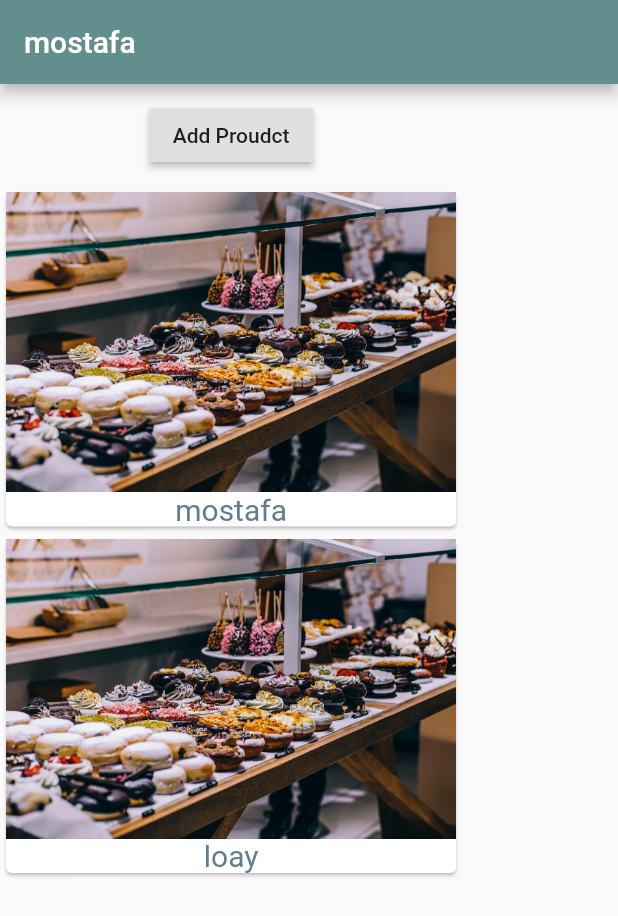
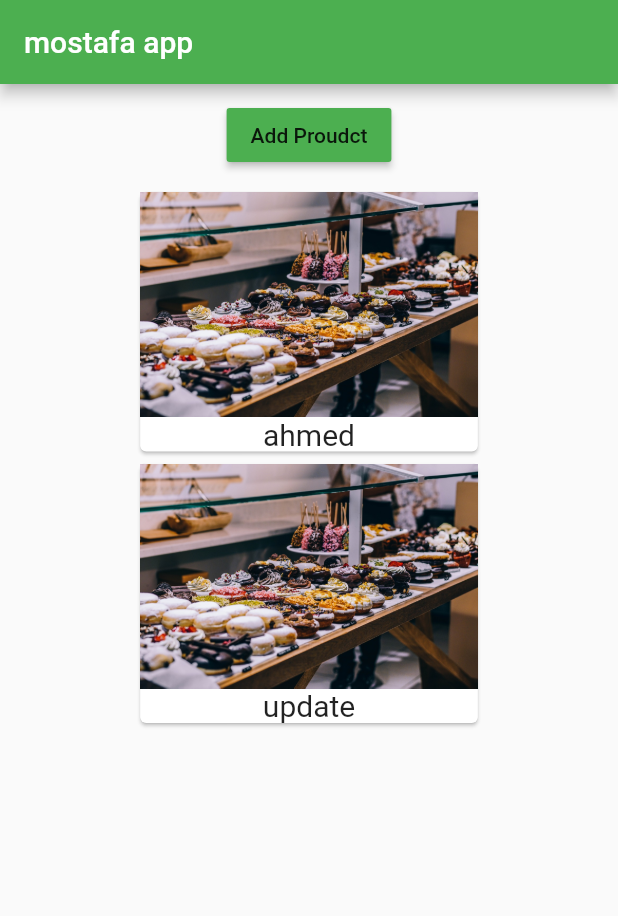
Before and after one commit to mostafaloay/flutter, a Flutter app: the screen it shows after launch, after a tap on "Add Proudct", on a phone screen of 412 x 824 dp. Shown: the top 916 px of the screen. Run offline on Flutter 3.47's test engine with Material 2 defaults, Android fonts, the phone set to English and light mode, and no system bars.

Commit message:
end module 1_2

```diff
--- /dev/null
+++ b/lib/Product_Control.dart
@@ -0,0 +1,18 @@
+import 'package:flutter/material.dart';
+
+class ProductControl extends StatelessWidget {
+
+  final  Function _updatetheproduct;
+  ProductControl(this._updatetheproduct);
+
+  @override
+  Widget build(BuildContext context) {
+    return RaisedButton(
+      color: Theme.of(context).primaryColor,
+      child: Text("Add Proudct"),
+      onPressed: () {
+        _updatetheproduct("update");
+      },
+    );
+  }
+}
--- a/lib/main.dart
+++ b/lib/main.dart
@@ -1,4 +1,5 @@
 import 'package:flutter/material.dart';
+import 'package:flutter_app/product_manger.dart';
 
 main() {
   runApp(MyApp());
@@ -7,47 +8,22 @@ main() {
 class MyApp extends StatefulWidget {
   @override
   State<StatefulWidget> createState() {
-    // TODO: implement createState
     return _MyAppState();
   }
 }
 
 class _MyAppState extends State<MyApp> {
-  List<String> _p = ["mostafa","loay"];
   @override
   build(BuildContext context) {
-    return MaterialApp(
-      debugShowCheckedModeBanner: false,
-      home: Scaffold(
-          appBar: AppBar(
-            title: Text('mostafa'),
-            backgroundColor: Color.fromARGB(255, 99, 142, 142),
-          ),
-          body: Column(
-            children: <Widget>[
-              Container(
-                margin: EdgeInsets.all(10),
-                child: RaisedButton(
-                  child: Text("Add Proudct"),
-                  onPressed: () {},
-                ),
-              ),
-              Column(
-                children: _p
-                    .map((text) => Card(
-                          child: Column(children: <Widget>[
-                            Image.asset('assets/1.jpg',height: 200),
-                            Text(
-                              text,
-                              style: TextStyle(
-                                  fontSize: 20, color: Colors.blueGrey),
-                            )
-                          ]),
-                        ))
-                    .toList(),
-              )
-            ],
-          )),
-    );
+    var myApp = MaterialApp(
+        theme: ThemeData(primarySwatch: Colors.green),
+        debugShowCheckedModeBanner: false,
+        home: Scaffold(
+            appBar: AppBar(
+              title: Text('mostafa app'),
+              //backgroundColor: Color.fromARGB(255, 99, 142, 142),
+            ),
+            body: productmanger("ahmed")));
+    return myApp;
   }
 }
--- /dev/null
+++ b/lib/product_manger.dart
@@ -0,0 +1,42 @@
+import 'package:flutter/material.dart';
+import 'package:flutter_app/Product_Control.dart';
+import 'package:flutter_app/products.dart';
+
+class productmanger extends StatefulWidget {
+  @override
+  String text;
+  productmanger(this.text);
+  State<StatefulWidget> createState() {
+    // TODO: implement createState
+    return productmangerstate();
+  }
+}
+
+class productmangerstate extends State<productmanger> {
+  List<String> _p = [];
+
+  @override
+  void initState() {
+    _p.add(widget.text);
+    super.initState();
+  }
+
+  @override
+  void didUpdateWidget(productmanger oldWidget) {
+    super.didUpdateWidget(oldWidget);
+  }
+
+  @override
+  build(BuildContext context) {
+    return Column(children: <Widget>[
+      Container(margin: EdgeInsets.all(10), child: ProductControl(updatetheproduct)),
+      Container(child: products(_p)) //seperated class card
+    ]);
+  }
+
+  void updatetheproduct(String product){
+    setState(() {
+      _p .add(product);
+    });
+  }
+}
--- /dev/null
+++ b/lib/products.dart
@@ -0,0 +1,22 @@
+import 'package:flutter/material.dart';
+
+class products extends StatelessWidget {
+  List<String> _p;
+  products(this._p);
+
+  @override
+  Widget build(BuildContext context) {
+    return Center(
+      child: Column(
+          children: _p
+              .map((text) => Card(
+                    child: Column(children: <Widget>[
+                      Image.asset('assets/1.jpg', height: 150),
+                      Text(text,style: TextStyle(fontSize: 20),),
+
+                    ]),
+                  ))
+              .toList()),
+    );
+  }
+}
```
